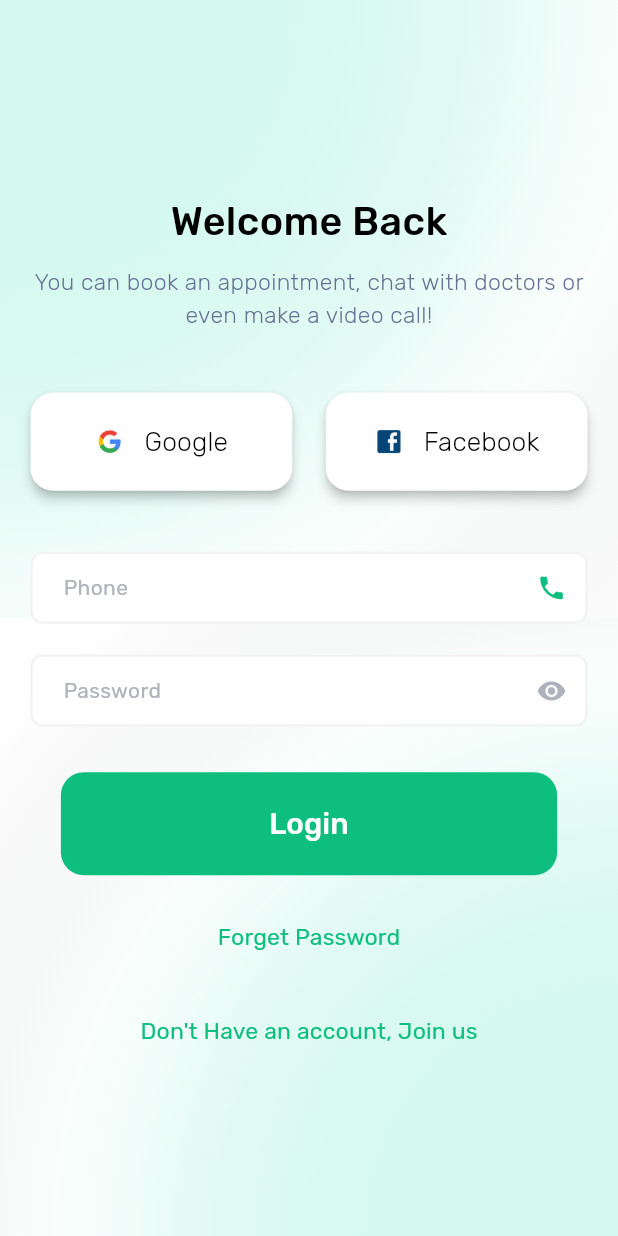
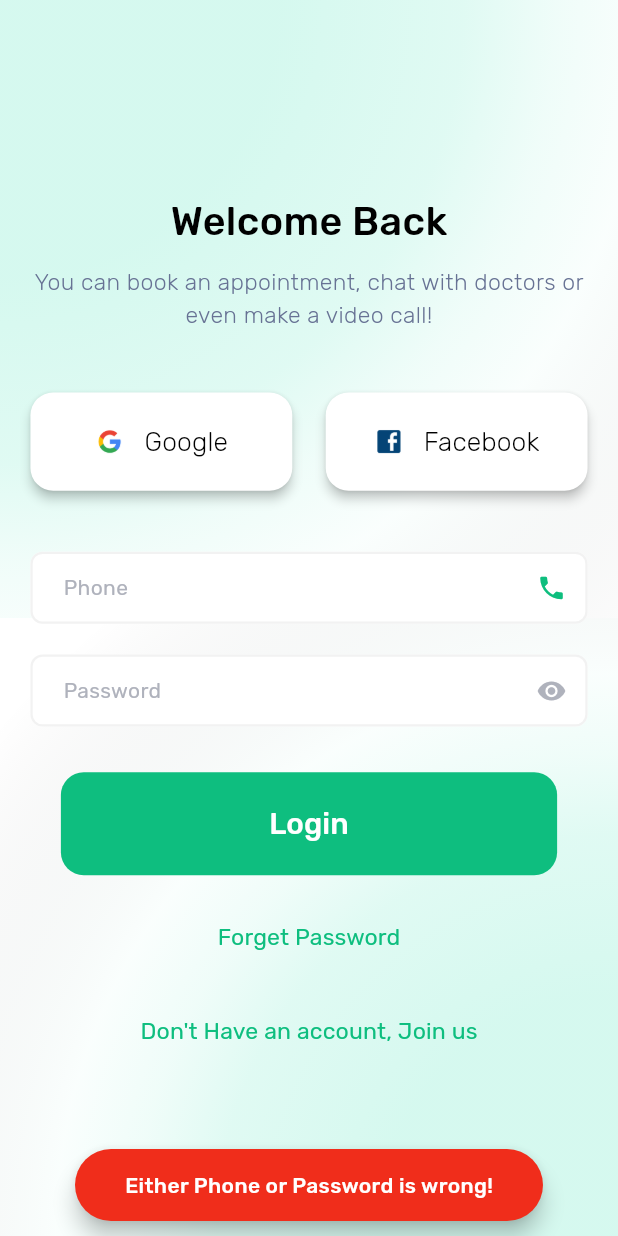
Before and after one commit to Waheed-Ashraf/Booking-App-, a Flutter app: the SignInScreen screen opened by its route, after a tap on "Login", on a phone screen of 412 x 824 dp. Run offline on Flutter 3.47's test engine with Material 3 defaults, Android fonts, the phone set to English and light mode, and no system bars; our stand-ins replace bloc, carousel_slider, cloud_firestore, dio, firebase_auth, firebase_core and 8 more; missing offline and left inert: flutter_facebook_auth; accounts and stored records are empty.

Commit message:
Sign-in via Phone is done and Secure Storage is up

```diff
--- a/lib/core/errors/firebase_failure.dart
+++ b/lib/core/errors/firebase_failure.dart
@@ -1,5 +1,4 @@
 import 'package:booking_depi_proj/core/utils/firebase_constants.dart';
-import 'package:firebase_core/firebase_core.dart';
 
 import 'failuer.dart';
 
@@ -18,3 +17,8 @@ final class FirebaseAuthFailure extends Failure {
     };
   }
 }
+
+final class GeneralFireStoreFailure extends Failure{
+
+  GeneralFireStoreFailure():super('Couldn\'t make R/W right now, check You Internet or try later');
+}
--- a/lib/core/errors/phone_failure.dart
+++ b/lib/core/errors/phone_failure.dart
@@ -9,3 +9,8 @@ final class IncorrectSmsFailure extends Failure{
 
   IncorrectSmsFailure():super('The code is wrong, recheck your phone');
 }
+
+final class IncorrectPhoneOrPasswordFailure extends Failure{
+
+  IncorrectPhoneOrPasswordFailure():super('Either Phone or Password is wrong!');
+}
--- a/lib/core/utils/firebase_constants.dart
+++ b/lib/core/utils/firebase_constants.dart
@@ -18,4 +18,7 @@ final class FirebaseConstants{
   // db collections
 
   static const usersCollection = 'users';
+
+  // user scope
+  static const currentUserUid = 'uid';
 }
--- a/lib/features/authentication/identity_providers/data/identity_signing_service/base_social_sign_service.dart
+++ b/lib/features/authentication/identity_providers/data/identity_signing_service/base_social_sign_service.dart
@@ -43,7 +43,7 @@ abstract class BaseSocialSigningService{
     await db.collection(FirebaseConstants.usersCollection).doc(user.user?.uid).set({
       'name' : user.user?.displayName??'',
       'phone' : user.user?.phoneNumber??'',
-      'img' : user.user?.photoURL??'',
+      'image' : user.user?.photoURL??'',
       'email' : user.user?.email??'',
     });
   }
--- /dev/null
+++ b/lib/features/authentication/sign-in/data/repos/sign_in_repo/sign_in_repo.dart
@@ -0,0 +1,20 @@
+import 'package:booking_depi_proj/core/utils/firebase_constants.dart';
+import 'package:booking_depi_proj/features/authentication/sign-in/data/services/sign_in_service/sign_in_service.dart';
+
+abstract class BaseSignInRepo {
+  BaseSignInService signInService;
+
+  BaseSignInRepo({required this.signInService});
+
+  Future<bool> isUserExist({required String phone, required String password});
+}
+
+final class SignInRepo extends BaseSignInRepo {
+  SignInRepo() : super(signInService: SignInService());
+
+  @override
+  Future<bool> isUserExist(
+      {required String phone, required String password}) async {
+    return await signInService.isUserExist(phone: phone, password: password);
+  }
+}
--- a/lib/features/authentication/sign-in/view-model/sign_in_cubit.dart
+++ b/lib/features/authentication/sign-in/view-model/sign_in_cubit.dart
@@ -1,3 +1,8 @@
+import 'package:booking_depi_proj/core/errors/failuer.dart';
+import 'package:booking_depi_proj/core/errors/phone_failure.dart';
+import 'package:booking_depi_proj/features/authentication/sign-in/data/repos/sign_in_repo/sign_in_repo.dart';
+import 'package:booking_depi_proj/features/authentication/sign-up/data/repositories/phone_auth_repo.dart';
+import 'package:booking_depi_proj/features/authentication/sign-up/data/services/phone_auth_service.dart';
 import 'package:flutter/material.dart';
 import 'package:flutter_bloc/flutter_bloc.dart';
 
@@ -8,11 +13,45 @@ class SignInCubit extends Cubit<SignInStates> {
 
   final TextEditingController phoneController = TextEditingController();
   final TextEditingController passwordController = TextEditingController();
+  late final BaseSignInRepo _signInRepo;
+  late final BasePhoneAuthRepo _phoneAuthRepo;
 
-  SignInCubit() : super(SignInInitial());
+  SignInCubit() : super(SignInInitial()){
+    _signInRepo = SignInRepo();
+    _phoneAuthRepo = PhoneAuthRepo(service: PhoneAuthServiceImp());
+
+  }
 
   static SignInCubit getCubit(BuildContext context)=>BlocProvider.of(context);
 
+  void signUserIn()async{
 
+    emit(SignInLoadingState());
+
+    if(phoneController.text.isEmpty || passwordController.text.isEmpty){
+      emit(SignInFailureState(failure: IncorrectPhoneOrPasswordFailure()));
+    }
+    else{
+      try{
+        String internationalPhone = phoneController.text;
+
+        if(!internationalPhone.startsWith('+')){
+           internationalPhone = await _phoneAuthRepo.formatToInternationalNumber(internationalPhone);
+        }
+        if(await _signInRepo.isUserExist(phone: internationalPhone, password: passwordController.text)){
+          emit(SignInSuccessState());
+        }
+        else{
+          emit(SignInFailureState(failure: IncorrectPhoneOrPasswordFailure()));
+        }
+      }
+      on Failure catch(failure){
+        emit(SignInFailureState(failure: failure));
+      }
+      catch(e){
+        emit(SignInFailureState(failure: UnknownFailure('Some thing went wrong !')));
+      }
+    }
+  }
 
 }
--- a/lib/features/authentication/sign-in/view-model/sign_in_state.dart
+++ b/lib/features/authentication/sign-in/view-model/sign_in_state.dart
@@ -4,3 +4,13 @@ part of 'sign_in_cubit.dart';
 sealed class SignInStates {}
 
 final class SignInInitial extends SignInStates {}
+
+final class SignInLoadingState extends SignInStates{}
+
+final class SignInFailureState extends SignInStates{
+  final Failure failure;
+
+  SignInFailureState({required this.failure});
+}
+
+final class SignInSuccessState extends SignInStates{}
--- a/lib/features/authentication/sign-in/view/screens/sign_in_screen.dart
+++ b/lib/features/authentication/sign-in/view/screens/sign_in_screen.dart
@@ -1,8 +1,11 @@
 import 'package:booking_depi_proj/core/extensions/spacers.dart';
 import 'package:booking_depi_proj/core/reusable_widgets/radial_gradient_scaffold/radial_gradient_scaffold.dart';
 import 'package:booking_depi_proj/core/utils/app_styles.dart';
+import 'package:booking_depi_proj/core/utils/constent_colors.dart';
+import 'package:booking_depi_proj/core/widgets/custom_snack_bar.dart';
 import 'package:booking_depi_proj/features/authentication/sign-in/view-model/sign_in_cubit.dart';
 import 'package:booking_depi_proj/features/authentication/sign-in/view/widgets/login_section.dart';
+import 'package:booking_depi_proj/features/home/presentation/views/home_screen.dart';
 import 'package:flutter/material.dart';
 import 'package:flutter_bloc/flutter_bloc.dart';
 
@@ -19,13 +22,22 @@ class SignInScreen extends StatelessWidget {
       create: (context) => SignInCubit(),
       child: BlocConsumer<SignInCubit, SignInStates>(
         listener: (context, state) {
-          // TODO: implement listener
+
+          if(state is SignInSuccessState){
+            Navigator.of(context).pushNamed(HomeScreen.routeName);
+          }
+          if(state is SignInFailureState){
+            showSnackBar(context, color: redColor, message: state.failure.errMessage);
+          }
         },
         builder: (context, state) {
 
           var cubit = SignInCubit.getCubit(context);
 
-          return RadialGradientScaffold(
+          return Stack(
+            fit: StackFit.expand,
+            children: [
+              RadialGradientScaffold(
                   body: Padding(
                     padding:  EdgeInsets.symmetric(
                         horizontal: AppStyles.defaultPadding, vertical: MediaQuery
@@ -61,6 +73,10 @@ class SignInScreen extends StatelessWidget {
                       ),
                     ),
                   )
+              ),
+              if(state is SignInLoadingState)
+                const Center(child: CircularProgressIndicator()),
+            ],
           );
         },
       ),
--- a/lib/features/authentication/sign-in/view/widgets/login_section.dart
+++ b/lib/features/authentication/sign-in/view/widgets/login_section.dart
@@ -4,9 +4,11 @@ import 'package:booking_depi_proj/core/utils/app_styles.dart';
 import 'package:booking_depi_proj/core/widgets/custom_text_field.dart';
 import 'package:booking_depi_proj/features/authentication/field_validators/field_validator.dart';
 import 'package:booking_depi_proj/features/authentication/identity_providers/view/identity_providers.dart';
+import 'package:booking_depi_proj/features/authentication/sign-in/view-model/sign_in_cubit.dart';
 import 'package:booking_depi_proj/features/authentication/sign-up/view/screens/sign_up_screen.dart';
 import 'package:booking_depi_proj/features/authentication/sign-up/view/widgets/redirection_text_button.dart';
 import 'package:flutter/material.dart';
+import 'package:flutter_bloc/flutter_bloc.dart';
 import 'package:flutter_screenutil/flutter_screenutil.dart';
 
 class LoginSection extends StatefulWidget {
@@ -15,30 +17,31 @@ class LoginSection extends StatefulWidget {
   final ScrollController? scrollController;
 
 
-  const LoginSection({super.key, required this.phoneController, required this.passwordController, this.scrollController});
+  const LoginSection(
+      {super.key, required this.phoneController, required this.passwordController, this.scrollController});
 
   @override
   State<LoginSection> createState() => _LoginSectionState();
 }
 
 class _LoginSectionState extends State<LoginSection> {
-  final phoneFocusNode= FocusNode();
-  final passwordFocusNode= FocusNode();
+  final phoneFocusNode = FocusNode();
+  final passwordFocusNode = FocusNode();
 
   @override
   void initState() {
     super.initState();
     phoneFocusNode.addListener(scrollToEnd);
     passwordFocusNode.addListener(scrollToEnd);
-
   }
 
-  void scrollToEnd(){
-    if(phoneFocusNode.hasFocus || passwordFocusNode.hasFocus){
-      if(widget.scrollController != null){
-       if(widget.scrollController!.hasClients){
-         widget.scrollController?.animateTo(widget.scrollController!.position.maxScrollExtent, duration: Duration(milliseconds: 400), curve: Curves.easeOut);
-
+  void scrollToEnd() {
+    if (phoneFocusNode.hasFocus || passwordFocusNode.hasFocus) {
+      if (widget.scrollController != null) {
+        if (widget.scrollController!.hasClients) {
+          widget.scrollController?.animateTo(
+              widget.scrollController!.position.maxScrollExtent,
+              duration: Duration(milliseconds: 400), curve: Curves.easeOut);
         }
       }
     }
@@ -46,6 +49,11 @@ class _LoginSectionState extends State<LoginSection> {
 
   @override
   Widget build(BuildContext context) {
+    return BlocBuilder<SignInCubit, SignInStates>(
+      builder: (context, state) {
+
+        var cubit = SignInCubit.getCubit(context);
+
         return Column(
           children: [
             const IdentityProviders(),
@@ -75,16 +83,21 @@ class _LoginSectionState extends State<LoginSection> {
               vertical: 10.h,
               horizontal: AppStyles.defaultPadding,
             ),
-          child: CustomFilledButton(text: 'Login', onPressed: (){}),
+              child: CustomFilledButton(text: 'Login', onPressed: () {
+                cubit.signUserIn();
+              }),
             ),
 
-        RedirectionTextButton(text: 'Forget Password', onPressed: (){}),
+            RedirectionTextButton(text: 'Forget Password', onPressed: () {}),
 
-        RedirectionTextButton(text: 'Don\'t Have an account, Join us', onPressed: ()=>Navigator.of(context).pushNamed(SignUpScreen.routeName)),
-
+            RedirectionTextButton(text: 'Don\'t Have an account, Join us',
+                onPressed: () =>
+                    Navigator.of(context).pushNamed(SignUpScreen.routeName)),
 
 
           ],
+        );
+      },
     );
   }
 
--- a/lib/features/authentication/sign-up/data/repositories/phone_auth_repo.dart
+++ b/lib/features/authentication/sign-up/data/repositories/phone_auth_repo.dart
@@ -14,7 +14,9 @@ abstract class BasePhoneAuthRepo{
 
   Future<void> verifyPhone(String phone);
 
-  Future<void> signUserUp({required String? verificationId, required String? smsCode, required String name});
+  Future<void> signUserUp({required String? verificationId, required String? smsCode, required String name,  required String password});
+
+  Future<String> formatToInternationalNumber(String phone);
 }
 
 final class PhoneAuthRepo extends BasePhoneAuthRepo{
@@ -36,10 +38,10 @@ final class PhoneAuthRepo extends BasePhoneAuthRepo{
   }
 
   @override
-  Future<void> signUserUp({required String? verificationId, required String? smsCode, required String name})async{
-    await service.signUserUp(verificationId: verificationId, smsCode: smsCode, name: name);
+  Future<void> signUserUp({required String? verificationId, required String? smsCode, required String name,  required String password})async{
+    await service.signUserUp(verificationId: verificationId, smsCode: smsCode, name: name, password:  password);
   }
-
+  @override
   Future<String> formatToInternationalNumber(String phone) async {
 
     PhoneNumber number;
--- a/lib/features/authentication/sign-up/data/services/phone_auth_service.dart
+++ b/lib/features/authentication/sign-up/data/services/phone_auth_service.dart
@@ -17,7 +17,7 @@ abstract class PhoneAuthService{
 
   Future<void> verifyPhone(String phone);
 
-  Future<void> signUserUp({required String? verificationId, required String? smsCode, required String name});
+  Future<void> signUserUp({required String? verificationId, required String? smsCode, required String name, required String password});
 
 }
 
@@ -81,7 +81,7 @@ final class PhoneAuthServiceImp extends PhoneAuthService{
   }
 
   @override
-  Future<void> signUserUp({required String? verificationId, required String? smsCode, required String name})async{
+  Future<void> signUserUp({required String? verificationId, required String? smsCode, required String name, required String password})async{
     if(smsCode == null || verificationId == null){
 
       throw IncorrectSmsFailure();
@@ -109,7 +109,7 @@ final class PhoneAuthServiceImp extends PhoneAuthService{
               {
                 'name' : name,
                 'phone': userCredential.user?.phoneNumber,
-                'signing-method' : 'phone',
+                'password' : password,
               }
           );
         }
--- a/lib/features/authentication/sign-up/view-model/sign_up_cubit.dart
+++ b/lib/features/authentication/sign-up/view-model/sign_up_cubit.dart
@@ -70,7 +70,7 @@ class SignUpCubit extends Cubit<SignUpStates> {
   void finallySignUp()async{
 
     try{
-      await _phoneAuthRepo.signUserUp(verificationId: verificationId!, smsCode: smsCode, name: nameController.text);
+      await _phoneAuthRepo.signUserUp(verificationId: verificationId!, smsCode: smsCode, name: nameController.text, password: passwordController.text);
       cancelStreamSubscription();
       emit(SignUpSuccessState());
     }
--- a/lib/features/authentication/sign-up/view/screens/sign_up_screen.dart
+++ b/lib/features/authentication/sign-up/view/screens/sign_up_screen.dart
@@ -14,6 +14,7 @@ import 'package:booking_depi_proj/features/authentication/sign-up/view/widgets/c
 import 'package:booking_depi_proj/features/authentication/sign-up/view/widgets/redirection_text_button.dart';
 import 'package:booking_depi_proj/features/authentication/sign-up/view/widgets/sing_up_section.dart';
 import 'package:booking_depi_proj/features/authentication/sign-up/view/widgets/terms_services_radio.dart';
+import 'package:booking_depi_proj/features/home/presentation/views/home_screen.dart';
 import 'package:flutter/material.dart';
 import 'package:flutter_bloc/flutter_bloc.dart';
 //import 'package:flutter_screenutil/flutter_screenutil.dart';
@@ -51,7 +52,7 @@ class SignUpScreen extends StatelessWidget {
           }
           if(state is SignUpSuccessState){
             showSnackBar(context, color: greenColor, message: 'Signed Up !');
-            Timer(Duration(seconds: 2), ()=>Navigator.of(context).pushNamed(SignInScreen.routeName));
+            Timer(const Duration(seconds: 2), ()=>Navigator.of(context).pushNamed(HomeScreen.routeName));
           }
         },
         builder: (context, state) {
--- a/pubspec.yaml
+++ b/pubspec.yaml
@@ -46,6 +46,7 @@ dependencies:
   intl: ^0.19.0
   intl_phone_number_input: ^0.7.4
   permission_handler: ^11.3.1
+  flutter_secure_storage: ^9.2.2
 
 dev_dependencies:
   flutter_lints: ^4.0.0
```
Also changed, not shown: lib/features/authentication/sign-in/data/services/sign_in_service/sign_in_service.dart (added, +45 -0 lines), lib/features/local_storage/secure_space/secure_storage.dart (added, +17 -0 lines), lib/features/local_storage/secure_space/storage_layer.dart (added, +63 -0 lines), pubspec.lock. Lines whose indentation alone changed are shown as unchanged.
